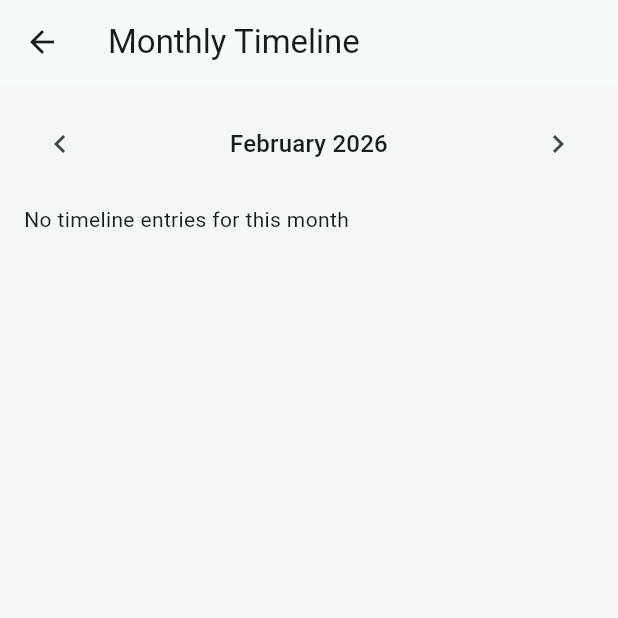
After one commit to amangupta386-dot/assignment, a Flutter app: the MonthlyTimelineScreen screen opened directly, after a tap on the "chevron left" icon, on a phone screen of 412 x 824 dp, the top half of it. The commit adds this screen. Run offline on Flutter 3.47's test engine with Material 3 defaults, Android fonts, the phone set to English and light mode, and no system bars; our stand-ins replace dio, equatable, flutter_bloc, flutter_local_notifications; network calls fail.

Commit message:
Add MonthlyTimelineScreen and integrate with Dashboard: Implement navigation to MonthlyTimelineScreen from DashboardScreen and set up GoalBloc for state management. Refactor WeeklyGoalScreen to remove unnecessary monthly timeline loading logic.

```diff
--- /dev/null
+++ b/apps/mobile/lib/features/goals/monthly_timeline_screen.dart
@@ -0,0 +1,139 @@
+import 'package:flutter/material.dart';
+import 'package:flutter_bloc/flutter_bloc.dart';
+import 'package:intl/intl.dart';
+
+import '../../models/weekly_goal_model.dart';
+import 'bloc/goal_bloc.dart';
+
+class MonthlyTimelineScreen extends StatefulWidget {
+  const MonthlyTimelineScreen({super.key});
+
+  @override
+  State<MonthlyTimelineScreen> createState() => _MonthlyTimelineScreenState();
+}
+
+class _MonthlyTimelineScreenState extends State<MonthlyTimelineScreen> {
+  final DateFormat _monthFormat = DateFormat('MMMM yyyy');
+  DateTime _selectedMonth = DateTime(DateTime.now().year, DateTime.now().month);
+
+  @override
+  void initState() {
+    super.initState();
+    WidgetsBinding.instance.addPostFrameCallback((_) {
+      context.read<GoalBloc>().add(LoadMonthlyTimeline(month: _selectedMonth));
+    });
+  }
+
+  void _changeMonth(int offset) {
+    setState(() {
+      _selectedMonth =
+          DateTime(_selectedMonth.year, _selectedMonth.month + offset);
+    });
+    context.read<GoalBloc>().add(LoadMonthlyTimeline(month: _selectedMonth));
+  }
+
+  @override
+  Widget build(BuildContext context) {
+    return Scaffold(
+      appBar: AppBar(title: const Text('Monthly Timeline')),
+      body: BlocBuilder<GoalBloc, GoalState>(
+        builder: (context, state) {
+          final timelines = List<WeeklyGoalModel>.from(state.timelines)
+            ..sort((a, b) => a.fromDate.compareTo(b.fromDate));
+
+          return ListView(
+            padding: const EdgeInsets.all(16),
+            children: [
+              Row(
+                children: [
+                  IconButton(
+                    onPressed: () => _changeMonth(-1),
+                    icon: const Icon(Icons.chevron_left),
+                  ),
+                  Expanded(
+                    child: Text(
+                      _monthFormat.format(_selectedMonth),
+                      textAlign: TextAlign.center,
+                      style: Theme.of(context).textTheme.titleMedium,
+                    ),
+                  ),
+                  IconButton(
+                    onPressed: () => _changeMonth(1),
+                    icon: const Icon(Icons.chevron_right),
+                  ),
+                ],
+              ),
+              const SizedBox(height: 16),
+              if (state.isLoading)
+                const Center(child: CircularProgressIndicator())
+              else if (state.error != null)
+                Text(state.error!)
+              else if (timelines.isEmpty)
+                const Text('No timeline entries for this month')
+              else
+                ...List<Widget>.generate(timelines.length, (index) {
+                  final entry = timelines[index];
+                  return _WeekTimelineCard(
+                    weekLabel: 'Week ${index + 1}',
+                    entry: entry,
+                  );
+                }),
+            ],
+          );
+        },
+      ),
+    );
+  }
+}
+
+class _WeekTimelineCard extends StatelessWidget {
+  const _WeekTimelineCard({
+    required this.weekLabel,
+    required this.entry,
+  });
+
+  final String weekLabel;
+  final WeeklyGoalModel entry;
+
+  @override
+  Widget build(BuildContext context) {
+    return Card(
+      margin: const EdgeInsets.only(bottom: 12),
+      child: Padding(
+        padding: const EdgeInsets.all(16),
+        child: Column(
+          crossAxisAlignment: CrossAxisAlignment.start,
+          children: [
+            Text(weekLabel, style: Theme.of(context).textTheme.titleMedium),
+            const SizedBox(height: 4),
+            Text('${entry.fromDate} to ${entry.toDate}'),
+            const SizedBox(height: 12),
+            if (entry.goalProblems.isEmpty)
+              const Text('No problems added')
+            else
+              ...entry.goalProblems.map(
+                (problem) => Padding(
+                  padding: const EdgeInsets.only(bottom: 8),
+                  child: Row(
+                    crossAxisAlignment: CrossAxisAlignment.start,
+                    children: [
+                      const Padding(
+                        padding: EdgeInsets.only(top: 2),
+                        child: Icon(Icons.circle, size: 8),
+                      ),
+                      const SizedBox(width: 8),
+                      Expanded(
+                        child: Text(
+                          '${problem.problemName} (${problem.patternName})',
+                        ),
+                      ),
+                    ],
+                  ),
+                ),
+              ),
+          ],
+        ),
+      ),
+    );
+  }
+}
```
Also changed, not shown: apps/mobile/lib/features/dashboard/dashboard_screen.dart (+17 -0 lines), apps/mobile/lib/features/goals/weekly_goal_screen.dart (+1 -18 lines).
